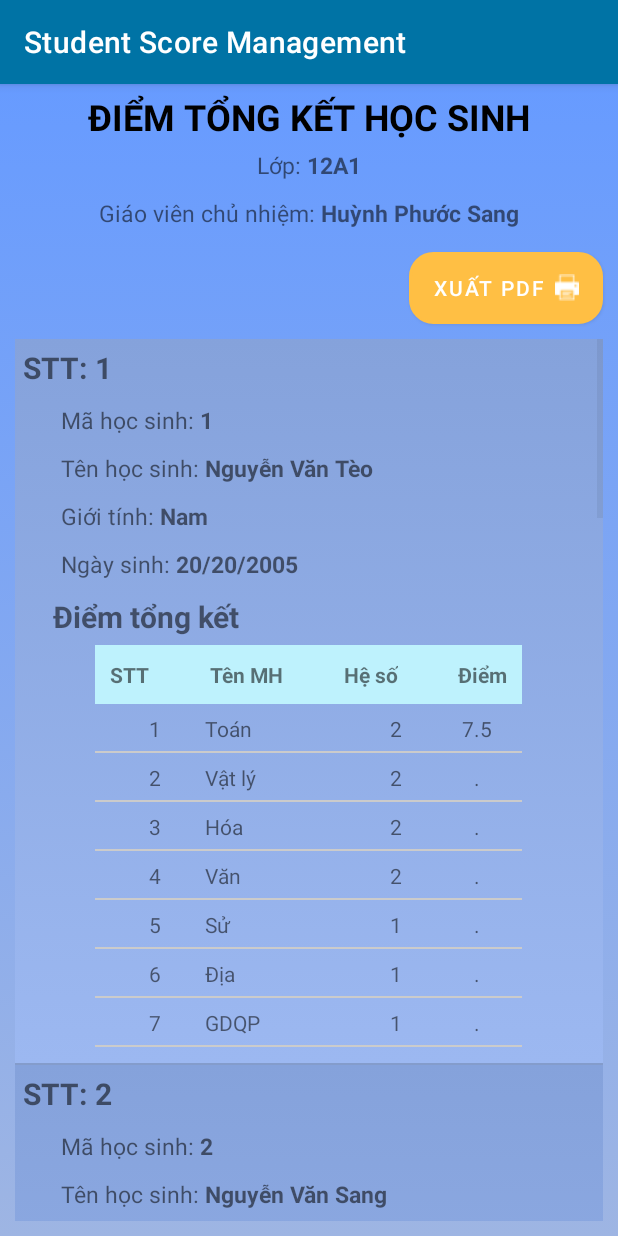
After one commit to truong-lv/Student-Score-Management_App, an Android app: the ReportActivity screen opened directly, with no data from a screen before it, on a phone screen of 412 x 824 dp. The commit adds this screen. Run offline under Robolectric (Android 15) with nearby library versions, the phone set to English and light mode, and no system bars.

Commit message:
complete Report Students Score preview form

```diff
--- a/app/src/main/AndroidManifest.xml
+++ b/app/src/main/AndroidManifest.xml
@@ -11,6 +11,9 @@
         android:roundIcon="@mipmap/ic_launcher_round"
         android:supportsRtl="true"
         android:theme="@style/Theme.StudentScoreManagement">
+        <activity
+            android:name=".ReportActivity"
+            android:exported="false" />
         <activity
             android:name=".VerifyActivity"
             android:exported="false" />
--- /dev/null
+++ b/app/src/main/java/com/example/studentscoremanagement/Adapter/ReportItemAdapter.java
@@ -0,0 +1,118 @@
+package com.example.studentscoremanagement.Adapter;
+
+import android.content.Context;
+import android.graphics.drawable.Drawable;
+import android.util.Log;
+import android.view.Gravity;
+import android.view.LayoutInflater;
+import android.view.View;
+import android.view.ViewGroup;
+import android.widget.ArrayAdapter;
+import android.widget.ListView;
+import android.widget.TableLayout;
+import android.widget.TableRow;
+import android.widget.TextView;
+
+import androidx.annotation.NonNull;
+import androidx.annotation.Nullable;
+import androidx.appcompat.content.res.AppCompatResources;
+
+import com.example.studentscoremanagement.Model.DiemHocSinhDTO;
+import com.example.studentscoremanagement.Model.DiemMonHocDTO;
+import com.example.studentscoremanagement.Model.HocSinh;
+import com.example.studentscoremanagement.R;
+
+import java.util.ArrayList;
+
+public class ReportItemAdapter extends ArrayAdapter<DiemHocSinhDTO> {
+
+    Context context;
+    int layoutId;
+    ArrayList<DiemHocSinhDTO> diemHocSinhDTOS;
+
+
+    public ReportItemAdapter(@NonNull Context context, int resource, @NonNull ArrayList<DiemHocSinhDTO> objects) {
+        super(context, resource, objects);
+        this.context=context;
+        this.layoutId=resource;
+        this.diemHocSinhDTOS=objects;
+    }
+
+    @Override
+    public int getCount() {
+        return diemHocSinhDTOS.size();
+    }
+
+    @NonNull
+    @Override
+    public View getView(int position, @Nullable View convertView, @NonNull ViewGroup parent) {
+        //Ánh xạ
+        convertView= LayoutInflater.from(context).inflate(layoutId,null);
+        TextView tvSTTRpt=convertView.findViewById(R.id.tvSTTRpt);
+        TextView tvIdStudentRpt=convertView.findViewById(R.id.tvIdStudentRpt);
+        TextView tvNameStudentRpt=convertView.findViewById(R.id.tvNameStudentRpt);
+        TextView tvGenderStudentRpt=convertView.findViewById(R.id.tvGenderStudentRpt);
+        TextView tvBirthStudentRpt=convertView.findViewById(R.id.tvBirthStudentRpt);
+        TableLayout tbListScore=convertView.findViewById(R.id.tbListScore);
+
+
+        //set data hs
+        DiemHocSinhDTO diemHocSinhDTO=diemHocSinhDTOS.get(position);
+        tvSTTRpt.setText(String.valueOf(position+1));
+        tvIdStudentRpt.setText(diemHocSinhDTO.getHocSinh().getMaHS());
+        tvNameStudentRpt.setText(diemHocSinhDTO.getHocSinh().getHo()+" "+diemHocSinhDTO.getHocSinh().getTen());
+        tvGenderStudentRpt.setText(diemHocSinhDTO.getHocSinh().getPhai());
+        tvBirthStudentRpt.setText(diemHocSinhDTO.getHocSinh().getNgaySinh());
+
+
+        if(getCount()>0){
+            Log.d("print","học sinh: "+diemHocSinhDTO.getHocSinh().getTen());
+        }
+        //set data cho tableLayout mon hoc
+        ArrayList<DiemMonHocDTO> diemMonHocDTOs=diemHocSinhDTO.getDiemMonHocDTOS();
+        int sttSubjectScore=1;
+        for(DiemMonHocDTO diem:diemMonHocDTOs){
+            TextView tvSTTSubject=new TextView(context);
+            TextView tvSubjectName=new TextView(context);
+            TextView tvHeSo=new TextView(context);
+            TextView tvScore=new TextView(context);
+            TableRow tableRow=new TableRow(context);
+
+            //set STT
+            tvSTTSubject.setText(String.valueOf(sttSubjectScore));
+            tvSTTSubject.setGravity(Gravity.CENTER);
+
+            //set tên MH
+            tvSubjectName.setText(diem.getTenMH());
+
+            //set Heso
+            tvHeSo.setText(String.valueOf(diem.getHeSo()));
+            tvHeSo.setGravity(Gravity.CENTER);
+
+            //set Diem
+            String score=(diem.getDiem()==-1)?".":String.valueOf(diem.getDiem());
+            tvScore.setText(score);
+            tvScore.setGravity(Gravity.CENTER);
+
+            tableRow.addView(tvSTTSubject);
+            tableRow.addView(tvSubjectName);
+            tableRow.addView(tvHeSo);
+            tableRow.addView(tvScore);
+
+            //set custom style
+            Drawable drawableBackground= AppCompatResources.getDrawable(context, R.drawable.custom_table_report);
+            tableRow.setBackground(drawableBackground);
+            tableRow.setPadding(10,10,10,10);
+
+            //add Row
+            tbListScore.addView(tableRow);
+            sttSubjectScore++;
+
+        }
+        //ListView lvTableScore=convertView.findViewById(R.id.lvTableScore);
+        //ReportItemScoreAdapter reportItemScoreAdapter=new ReportItemScoreAdapter(context,R.layout.report_item_table,diemMonHocDTOs);
+        //lvTableScore.setAdapter(reportItemScoreAdapter);
+
+        return convertView;
+    }
+}
--- /dev/null
+++ b/app/src/main/java/com/example/studentscoremanagement/Model/DiemHocSinhDTO.java
@@ -0,0 +1,36 @@
+package com.example.studentscoremanagement.Model;
+
+import java.util.ArrayList;
+
+public class DiemHocSinhDTO {
+    private HocSinh hocSinh;
+    private ArrayList<DiemMonHocDTO> diemMonHocDTOS;
+
+    public DiemHocSinhDTO() {
+    }
+
+    public DiemHocSinhDTO(HocSinh hocSinh) {
+        this.hocSinh=hocSinh;
+    }
+
+    public DiemHocSinhDTO(HocSinh hocSinh, ArrayList<DiemMonHocDTO> diemMonHocDTOS) {
+        this.hocSinh = hocSinh;
+        this.diemMonHocDTOS = diemMonHocDTOS;
+    }
+
+    public HocSinh getHocSinh() {
+        return hocSinh;
+    }
+
+    public ArrayList<DiemMonHocDTO> getDiemMonHocDTOS() {
+        return diemMonHocDTOS;
+    }
+
+    public void setHocSinh(HocSinh hocSinh) {
+        this.hocSinh = hocSinh;
+    }
+
+    public void setDiemMonHocDTOS(ArrayList<DiemMonHocDTO> diemMonHocDTOS) {
+        this.diemMonHocDTOS = diemMonHocDTOS;
+    }
+}
--- /dev/null
+++ b/app/src/main/java/com/example/studentscoremanagement/Model/DiemMonHocDTO.java
@@ -0,0 +1,50 @@
+package com.example.studentscoremanagement.Model;
+
+public class DiemMonHocDTO {
+    private String maMH;
+    private String tenMH;
+    private int heSo;
+    private float diem;
+
+    public DiemMonHocDTO() {
+    }
+
+    public DiemMonHocDTO(String maMH, String tenMH, int heSo, float diem) {
+        this.maMH = maMH;
+        this.tenMH = tenMH;
+        this.heSo = heSo;
+        this.diem = diem;
+    }
+
+    public String getMaMH() {
+        return maMH;
+    }
+
+    public String getTenMH() {
+        return tenMH;
+    }
+
+    public int getHeSo() {
+        return heSo;
+    }
+
+    public float getDiem() {
+        return diem;
+    }
+
+    public void setMaMH(String maMH) {
+        this.maMH = maMH;
+    }
+
+    public void setTenMH(String tenMH) {
+        this.tenMH = tenMH;
+    }
+
+    public void setHeSo(int heSo) {
+        this.heSo = heSo;
+    }
+
+    public void setDiem(float diem) {
+        this.diem = diem;
+    }
+}
--- /dev/null
+++ b/app/src/main/java/com/example/studentscoremanagement/Model/HocSinh.java
@@ -0,0 +1,113 @@
+package com.example.studentscoremanagement.Model;
+
+import android.database.Cursor;
+import android.util.Log;
+
+import com.example.studentscoremanagement.DBHelper;
+
+import java.util.ArrayList;
+
+public class HocSinh {
+    private String maHS;
+    private String ho;
+    private String ten;
+    private String phai;
+    private String ngaySinh;
+    private String maLop;
+
+    public HocSinh() {
+    }
+
+    public HocSinh(String maHS, String ho, String ten, String phai, String ngaySinh, String maLop) {
+        this.maHS = maHS;
+        this.ho = ho;
+        this.ten = ten;
+        this.phai = phai;
+        this.ngaySinh = ngaySinh;
+        this.maLop = maLop;
+    }
+
+    public String getMaHS() {
+        return maHS;
+    }
+
+    public String getHo() {
+        return ho;
+    }
+
+    public String getTen() {
+        return ten;
+    }
+
+    public String getPhai() {
+        return phai;
+    }
+
+    public String getNgaySinh() {
+        return ngaySinh;
+    }
+
+    public String getMaLop() {
+        return maLop;
+    }
+
+    public void setMaHS(String maHS) {
+        this.maHS = maHS;
+    }
+
+    public void setHo(String ho) {
+        this.ho = ho;
+    }
+
+    public void setTen(String ten) {
+        this.ten = ten;
+    }
+
+    public void setPhai(String phai) {
+        this.phai = phai;
+    }
+
+    public void setNgaySinh(String ngaySinh) {
+        this.ngaySinh = ngaySinh;
+    }
+
+    public void setMaLop(String maLop) {
+        this.maLop = maLop;
+    }
+
+    public DiemHocSinhDTO getStudentScore(DBHelper db){
+        DiemHocSinhDTO diemHocSinhDTO=new DiemHocSinhDTO(HocSinh.this);
+        ArrayList<DiemMonHocDTO> diemMonHocDTOS=new ArrayList<>();
+//        Cursor cursor=db.GetData("SELECT "+DBHelper.COL_DIEM_MAMONHOC+", "+DBHelper.COL_MONHOC_TENMONHOC+", "
+//                +DBHelper.COL_MONHOC_HESO+", "+DBHelper.COL_DIEM_DIEM
+//                +" FROM "+DBHelper.TB_MONHOC+", "+DBHelper.TB_DIEM+
+//                " WHERE "+DBHelper.COL_DIEM_MAHOCSINH+" ="+this.maHS+" AND "+DBHelper.COL_DIEM_MAMONHOC+"="+DBHelper.COL_MONHOC_MAMONHOC);
+        Cursor cursor=db.GetData("SELECT "+DBHelper.COL_DIEM_MAMONHOC+", "+DBHelper.COL_MONHOC_TENMONHOC+", "
+                +DBHelper.COL_MONHOC_HESO+", "+DBHelper.COL_DIEM_DIEM
+                +" FROM "+DBHelper.TB_MONHOC+" LEFT OUTER  JOIN "+DBHelper.TB_DIEM+" ON "+DBHelper.COL_MONHOC_MAMONHOC+"="+DBHelper.COL_DIEM_MAMONHOC+
+                " AND "+DBHelper.COL_DIEM_MAHOCSINH+" ="+this.maHS);
+        cursor.moveToFirst();
+
+        do {
+            if(cursor.getCount()==0){
+                break ;
+            }
+            DiemMonHocDTO diemMonHocDTO=new DiemMonHocDTO();
+            diemMonHocDTO.setMaMH(cursor.getString(0));
+            diemMonHocDTO.setTenMH(cursor.getString(1));
+            diemMonHocDTO.setHeSo(cursor.getInt(2));
+            if(cursor.getString(3)!=null ){
+                diemMonHocDTO.setDiem(Float.parseFloat(cursor.getString(3)));
+            }else {
+                diemMonHocDTO.setDiem(-1);
+            }
+
+
+            diemMonHocDTOS.add(diemMonHocDTO);
+        }while (cursor.moveToNext());
+
+        diemHocSinhDTO.setDiemMonHocDTOS(diemMonHocDTOS);
+
+        return diemHocSinhDTO;
+    }
+}
--- /dev/null
+++ b/app/src/main/java/com/example/studentscoremanagement/Model/MonHoc.java
@@ -0,0 +1,40 @@
+package com.example.studentscoremanagement.Model;
+
+public class MonHoc {
+    private String maMH;
+    private String tenMH;
+    private int heSo;
+
+    public MonHoc() {
+    }
+
+    public MonHoc(String maMH, String tenMH, int heSo) {
+        this.maMH = maMH;
+        this.tenMH = tenMH;
+        this.heSo = heSo;
+    }
+
+    public String getMaMH() {
+        return maMH;
+    }
+
+    public String getTenMH() {
+        return tenMH;
+    }
+
+    public int getHeSo() {
+        return heSo;
+    }
+
+    public void setMaMH(String maMH) {
+        this.maMH = maMH;
+    }
+
+    public void setTenMH(String tenMH) {
+        this.tenMH = tenMH;
+    }
+
+    public void setHeSo(int heSo) {
+        this.heSo = heSo;
+    }
+}
--- /dev/null
+++ b/app/src/main/java/com/example/studentscoremanagement/ReportActivity.java
@@ -0,0 +1,69 @@
+package com.example.studentscoremanagement;
+
+import androidx.appcompat.app.AppCompatActivity;
+
+import android.database.Cursor;
+import android.os.Bundle;
+import android.util.Log;
+import android.widget.Button;
+import android.widget.ListView;
+import android.widget.TextView;
+
+import com.example.studentscoremanagement.Adapter.ReportItemAdapter;
+import com.example.studentscoremanagement.Model.DiemHocSinhDTO;
+import com.example.studentscoremanagement.Model.HocSinh;
+
+import java.util.ArrayList;
+
+public class ReportActivity extends AppCompatActivity {
+
+    TextView tvClassId, tvTeacherName;
+    Button btnExportPDF;
+    ListView lvReport;
+    ArrayList<DiemHocSinhDTO> diemHocSinhDTOS;
+    ReportItemAdapter reportItemAdapter;
+    DBHelper dbHelper;
+
+    @Override
+    protected void onCreate(Bundle savedInstanceState) {
+        super.onCreate(savedInstanceState);
+        setContentView(R.layout.activity_report);
+
+        setControl();
+        setEvent();
+    }
+
+    private void setEvent() {
+        dbHelper=new DBHelper(this);
+        ArrayList<HocSinh> hocSinhs=new ArrayList<>();
+        Cursor cursor= dbHelper.GetData("SELECT * FROM "+DBHelper.TB_HOCSINH+" WHERE "+DBHelper.COL_HOCSINH_MALOP+"='12A1'");
+        cursor.moveToFirst();
+        do{
+            HocSinh hocSinh=new HocSinh();
+            hocSinh.setMaHS(cursor.getString(0));
+            hocSinh.setHo(cursor.getString(1));
+            hocSinh.setTen(cursor.getString(2));
+            hocSinh.setPhai(cursor.getString(3));
+            hocSinh.setNgaySinh(cursor.getString(4));
+            hocSinh.setMaLop(cursor.getString(5));
+            hocSinhs.add(hocSinh);
+        }while (cursor.moveToNext());
+
+        diemHocSinhDTOS=new ArrayList<>();
+        for(HocSinh hs:hocSinhs){
+            diemHocSinhDTOS.add(hs.getStudentScore(dbHelper));
+        }
+
+        tvClassId.setText("12A1");
+        tvTeacherName.setText("Huỳnh Phước Sang");
+        reportItemAdapter=new ReportItemAdapter(ReportActivity.this,R.layout.report_item,diemHocSinhDTOS);
+        lvReport.setAdapter(reportItemAdapter);
+    }
+
+    private void setControl() {
+        lvReport=findViewById(R.id.lvReport);
+        tvClassId=findViewById(R.id.tvClassId);
+        tvTeacherName=findViewById(R.id.tvTeacherName);
+        btnExportPDF=findViewById(R.id.btnExportPDF);
+    }
+}
--- /dev/null
+++ b/app/src/main/res/drawable/background_report_item.xml
@@ -0,0 +1,11 @@
+<?xml version="1.0" encoding="utf-8"?>
+<selector xmlns:android="http://schemas.android.com/apk/res/android">
+    <item>
+        <shape>
+            <gradient
+                android:startColor="#9CB8F1"
+                android:endColor="#85A2DB"
+                android:angle="90"/>
+        </shape>
+    </item>
+</selector>
--- /dev/null
+++ b/app/src/main/res/drawable/custom_table_report.xml
@@ -0,0 +1,15 @@
+<?xml version="1.0" encoding="utf-8"?>
+<layer-list xmlns:android="http://schemas.android.com/apk/res/android">
+    <item
+        android:top="-6dp"
+        android:left="-6dp"
+        android:right="-6dp"
+        android:bottom="0dp">
+
+        <shape android:shape="rectangle">
+            <stroke
+                android:width="1dp"
+                android:color="#CBCBCB"/>
+        </shape>
+    </item>
+</layer-list>
--- /dev/null
+++ b/app/src/main/res/layout/activity_report.xml
@@ -0,0 +1,73 @@
+<?xml version="1.0" encoding="utf-8"?>
+<LinearLayout xmlns:android="http://schemas.android.com/apk/res/android"
+    xmlns:app="http://schemas.android.com/apk/res-auto"
+    xmlns:tools="http://schemas.android.com/tools"
+    android:layout_width="match_parent"
+    android:layout_height="match_parent"
+    android:orientation="vertical"
+    android:background="@drawable/background_content"
+    tools:context=".ReportActivity">
+    <TextView
+        android:layout_marginTop="5dp"
+        android:layout_width="wrap_content"
+        android:layout_height="wrap_content"
+        android:text="@string/report_title"
+        android:textColor="@color/black"
+        android:textStyle="bold"
+        android:textSize="24dp"
+        android:layout_gravity="center"/>
+    <LinearLayout
+        android:layout_margin="5dp"
+        android:layout_width="wrap_content"
+        android:layout_height="wrap_content"
+        android:orientation="horizontal"
+        android:layout_gravity="center">
+        <TextView
+            android:layout_width="wrap_content"
+            android:layout_height="wrap_content"
+            android:text="Lớp: "
+            android:textSize="15dp"/>
+        <TextView
+            android:id="@+id/tvClassId"
+            android:layout_width="wrap_content"
+            android:layout_height="wrap_content"
+            android:textStyle="bold"
+            android:textSize="15dp"/>
+    </LinearLayout>
+    <LinearLayout
+        android:layout_margin="5dp"
+        android:layout_width="wrap_content"
+        android:layout_height="wrap_content"
+        android:orientation="horizontal"
+        android:layout_gravity="center">
+        <TextView
+            android:layout_width="wrap_content"
+            android:layout_height="wrap_content"
+            android:text="Giáo viên chủ nhiệm: "
+            android:textSize="15dp"/>
+        <TextView
+            android:id="@+id/tvTeacherName"
+            android:layout_width="wrap_content"
+            android:layout_height="wrap_content"
+            android:textStyle="bold"
+            android:textSize="15dp"/>
+    </LinearLayout>
+    <Button
+        android:id="@+id/btnExportPDF"
+        android:layout_width="wrap_content"
+        android:layout_height="wrap_content"
+        android:background="@drawable/custom_button"
+        app:backgroundTint="@color/orange"
+        android:layout_gravity="end"
+        android:drawableRight="@drawable/export"
+        android:layout_margin="10dp"
+        android:text="Xuất PDF"/>
+    <ListView
+        android:id="@+id/lvReport"
+        android:layout_width="match_parent"
+        android:layout_height="wrap_content"
+        android:layout_marginLeft="10dp"
+        android:layout_marginRight="10dp"
+        android:layout_marginBottom="10dp"
+        />
+</LinearLayout>
--- /dev/null
+++ b/app/src/main/res/layout/report_item.xml
@@ -0,0 +1,139 @@
+<?xml version="1.0" encoding="utf-8"?>
+<LinearLayout xmlns:android="http://schemas.android.com/apk/res/android"
+    android:orientation="vertical"
+    android:layout_width="match_parent"
+    android:layout_height="wrap_content"
+    android:background="@drawable/background_report_item"
+    android:layout_marginBottom="10dp"
+    android:padding="5dp">
+    <LinearLayout
+        android:layout_width="wrap_content"
+        android:layout_height="wrap_content"
+        android:orientation="horizontal">
+        <TextView
+            android:layout_width="wrap_content"
+            android:layout_height="wrap_content"
+            android:text="STT: "
+            android:textStyle="bold"
+            android:textSize="20dp"/>
+        <TextView
+            android:id="@+id/tvSTTRpt"
+            android:layout_width="wrap_content"
+            android:layout_height="wrap_content"
+            android:textStyle="bold"
+            android:textSize="20dp"/>
+    </LinearLayout>
+    <LinearLayout
+        android:layout_width="wrap_content"
+        android:layout_height="wrap_content"
+        android:layout_marginLeft="20dp"
+        android:layout_marginTop="5dp"
+        android:layout_marginBottom="5dp"
+        android:orientation="vertical">
+        <LinearLayout
+            android:layout_width="wrap_content"
+            android:layout_height="wrap_content"
+            android:layout_margin="5dp"
+            android:orientation="horizontal">
+            <TextView
+                android:layout_width="wrap_content"
+                android:layout_height="wrap_content"
+                android:text="Mã học sinh: "
+                android:textSize="15dp"/>
+            <TextView
+                android:id="@+id/tvIdStudentRpt"
+                android:layout_width="wrap_content"
+                android:layout_height="wrap_content"
+                android:text="236"
+                android:textStyle="bold"
+                android:textSize="15dp"/>
+        </LinearLayout>
+        <LinearLayout
+            android:layout_margin="5dp"
+            android:layout_width="wrap_content"
+            android:layout_height="wrap_content"
+            android:orientation="horizontal">
+            <TextView
+                android:layout_width="wrap_content"
+                android:layout_height="wrap_content"
+                android:text="Tên học sinh: "
+                android:textSize="15dp"/>
+            <TextView
+                android:id="@+id/tvNameStudentRpt"
+                android:layout_width="wrap_content"
+                android:layout_height="wrap_content"
+                android:textStyle="bold"
+                android:textSize="15dp"/>
+        </LinearLayout>
+        <LinearLayout
+            android:layout_margin="5dp"
+            android:layout_width="wrap_content"
+            android:layout_height="wrap_content"
+            android:orientation="horizontal">
+            <TextView
+                android:layout_width="wrap_content"
+                android:layout_height="wrap_content"
+                android:text="Giới tính: "
+                android:textSize="15dp"/>
+            <TextView
+                android:id="@+id/tvGenderStudentRpt"
+                android:layout_width="wrap_content"
+                android:layout_height="wrap_content"
+                android:textStyle="bold"
+                android:textSize="15dp"/>
+        </LinearLayout>
+        <LinearLayout
+            android:layout_margin="5dp"
+            android:layout_width="wrap_content"
+            android:layout_height="wrap_content"
+            android:orientation="horizontal">
+            <TextView
+                android:layout_width="wrap_content"
+                android:layout_height="wrap_content"
+                android:text="Ngày sinh: "
+                android:textSize="15dp"/>
+            <TextView
+                android:id="@+id/tvBirthStudentRpt"
+                android:layout_width="wrap_content"
+                android:layout_height="wrap_content"
+                android:textStyle="bold"
+                android:textSize="15dp"/>
+        </LinearLayout>
+    </LinearLayout>
+    <TextView
+        android:layout_width="wrap_content"
+        android:layout_height="wrap_content"
+        android:layout_marginLeft="20dp"
+        android:text="Điểm tổng kết"
+        android:textStyle="bold"
+        android:textSize="20dp"/>
+    <TableLayout
+        android:id="@+id/tbListScore"
+        android:layout_margin="5dp"
+        android:layout_width="wrap_content"
+        android:layout_height="wrap_content"
+        android:layout_gravity="center">
+        <TableRow
+            android:layout_width="wrap_content"
+            android:layout_height="wrap_content"
+            android:background="#BEF2FD"
+            android:padding="10dp">
+            <TextView
+                android:text="STT"
+                android:textStyle="bold"
+                android:layout_marginRight="40dp"/>
+            <TextView
+                android:layout_marginRight="40dp"
+                android:textStyle="bold"
+                android:text="Tên MH"/>
+            <TextView
+                android:layout_marginRight="40dp"
+                android:textStyle="bold"
+                android:text="Hệ số"/>
+            <TextView
+                android:textStyle="bold"
+                android:text="Điểm"/>
+        </TableRow>
+
+    </TableLayout>
+</LinearLayout>
--- a/app/src/main/res/values/colors.xml
+++ b/app/src/main/res/values/colors.xml
@@ -7,4 +7,5 @@
     <color name="teal_700">#FF018786</color>
     <color name="black">#FF000000</color>
     <color name="white">#FFFFFFFF</color>
+    <color name="orange">#FFBF44</color>
 </resources>
--- a/app/src/main/res/values/strings.xml
+++ b/app/src/main/res/values/strings.xml
@@ -1,6 +1,7 @@
 <resources>
     <string name="app_name">Student Score Management</string>
     <string name="login_title">Quản lý điểm sinh viên</string>
+    <string name="report_title">ĐIỂM TỔNG KẾT HỌC SINH</string>
     <string name="title_activity_bottom_navigation">bottom_navigation</string>
     <string name="title_navigation_home">Trang chủ</string>
     <string name="title_navigation_infor">Cá nhân</string>
--- /dev/null
+++ b/app/src/main/res/values/style.xml
@@ -0,0 +1,6 @@
+<?xml version="1.0" encoding="utf-8"?>
+<resources>
+    <style name="Button.White" parent="ThemeOverlay.AppCompat">
+        <item name="colorAccent">@android:color/white</item>
+    </style>
+</resources>
```
Also changed, not shown: app/src/main/res/drawable/export.png (added).
